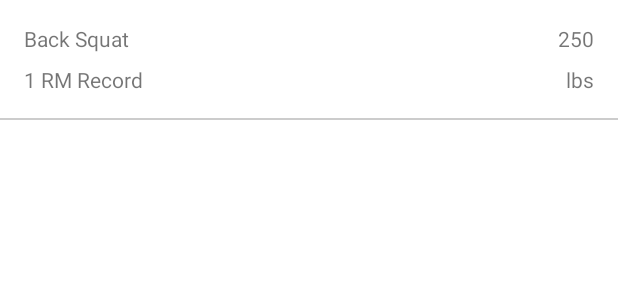
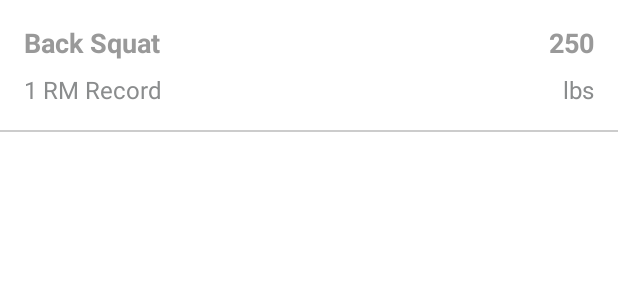
Before and after one commit to jcave/FitBod, an Android app: the layout adapter_workout.xml on its own in the app's theme, with its tools: preview values and no code run, on a phone screen of 412 x 824 dp. Shown: the top 300 px of the screen. Run offline under Robolectric (Android 15) with nearby library versions, the phone set to English and light mode, and no system bars.

```diff
--- a/app/src/main/java/com/fitbod/demo/db/dao/WorkoutDao.kt
+++ b/app/src/main/java/com/fitbod/demo/db/dao/WorkoutDao.kt
@@ -10,12 +10,12 @@ import com.fitbod.demo.db.models.Workout
 @Dao
 interface WorkoutDao {
     @Insert(onConflict = OnConflictStrategy.REPLACE)
-    fun insertAllMovements(workouts: List<Workout>)
+    fun insertWorkouts(workouts: List<Workout>)
 
     @Query("SELECT * FROM Workout WHERE id=:id ")
     fun getById(id: Int): LiveData<Workout>
 
     @Query("SELECT * FROM Workout")
-    fun getAll(): LiveData<List<Workout>>
+    fun getAll(): List<Workout>
 
 }
--- a/app/src/main/java/com/fitbod/demo/db/models/Workout.kt
+++ b/app/src/main/java/com/fitbod/demo/db/models/Workout.kt
@@ -7,7 +7,7 @@ import androidx.room.PrimaryKey
 class Workout(
 
     @PrimaryKey(autoGenerate = true)
-    var id: Int = 0,
+    val id: Int = 0,
     var name: String = ""
 
 )
--- a/app/src/main/java/com/fitbod/demo/ui/workouts/WorkoutsFragment.kt
+++ b/app/src/main/java/com/fitbod/demo/ui/workouts/WorkoutsFragment.kt
@@ -32,6 +32,9 @@ class WorkoutsFragment : Fragment() {
 
         workoutsFragmentViewModel.userWorkouts.observe(viewLifecycleOwner, { userWorkouts ->
             updateAdapter(userWorkouts)
+            if (userWorkouts.isEmpty()) {
+                binding.buttonLoad.visibility = View.VISIBLE
+            }
         })
 
         workoutAdapter = WorkoutsAdapter(emptyList())
@@ -44,6 +47,7 @@ class WorkoutsFragment : Fragment() {
 
         binding.buttonLoad.setOnClickListener {
             binding.progressBar.visibility = View.VISIBLE
+            binding.buttonLoad.visibility = View.INVISIBLE
             workoutsFragmentViewModel.populateDatabase()
         }
 
--- a/app/src/main/res/layout/adapter_workout.xml
+++ b/app/src/main/res/layout/adapter_workout.xml
@@ -7,10 +7,13 @@
 
     <TextView
         android:id="@+id/txtWorkout"
+        style="@style/TextPrimary"
         android:layout_width="wrap_content"
         android:layout_height="wrap_content"
         android:layout_marginStart="16dp"
         android:layout_marginTop="16dp"
+        android:textSize="18sp"
+        android:textStyle="bold"
         app:layout_constraintStart_toStartOf="parent"
         app:layout_constraintTop_toTopOf="parent"
         tools:text="Back Squat" />
@@ -23,17 +26,22 @@
         android:layout_marginTop="8dp"
         android:layout_marginBottom="16dp"
         android:text="1 RM Record"
+        android:textColor="@color/secondaryGrey"
+        android:textSize="16sp"
         app:layout_constraintBottom_toTopOf="@+id/divider"
         app:layout_constraintStart_toStartOf="parent"
         app:layout_constraintTop_toBottomOf="@+id/txtWorkout" />
 
     <TextView
         android:id="@+id/txtRecord"
+        style="@style/TextPrimary"
         android:layout_width="0dp"
         android:layout_height="wrap_content"
         android:layout_marginTop="16dp"
         android:layout_marginEnd="16dp"
         android:textAlignment="textEnd"
+        android:textSize="18sp"
+        android:textStyle="bold"
         app:layout_constraintEnd_toEndOf="parent"
         app:layout_constraintStart_toEndOf="@+id/txtWorkout"
         app:layout_constraintTop_toTopOf="parent"
@@ -47,6 +55,8 @@
         android:layout_marginEnd="16dp"
         android:text="lbs"
         android:textAlignment="textEnd"
+        android:textColor="@color/secondaryGrey"
+        android:textSize="16sp"
         app:layout_constraintEnd_toEndOf="parent"
         app:layout_constraintStart_toEndOf="@+id/txtMaxLabel"
         app:layout_constraintTop_toBottomOf="@+id/txtRecord" />
--- a/app/src/main/res/values-night/themes.xml
+++ b/app/src/main/res/values-night/themes.xml
@@ -11,12 +11,16 @@
         <item name="colorOnSecondary">@color/black</item>
         <!-- Status bar color. -->
         <item name="android:statusBarColor" tools:targetApi="l">?attr/colorPrimaryVariant</item>
-        <!-- Customize your theme here. -->
+        <item name="android:colorBackground">@color/darkBackground</item>
     </style>
 
 
     <style name="Divider">
-        <item name="android:background">@color/lighterGrey</item>
+        <item name="android:background">@color/dividerDark</item>
+    </style>
+
+    <style name="TextPrimary">
+        <item name="android:textColor">@color/greyDark</item>
     </style>
 
 </resources>
--- a/app/src/main/res/values/colors.xml
+++ b/app/src/main/res/values/colors.xml
@@ -9,5 +9,10 @@
     <color name="white">#FFFFFFFF</color>
     <color name="fitbod_red">#FFF26A5D</color>
     <color name="fitbod_red_darker">#FFD95144</color>
-    <color name="lighterGrey">#cccccc</color>
+    <color name="dividerLight">#cccccc</color>
+    <color name="dividerDark">#3A3F41</color>
+    <color name="secondaryGrey">#8A8C8D</color>
+    <color name="greyDark">#DDDDDD</color>
+    <color name="greyLight">#999999</color>
+    <color name="darkBackground">#23282A</color>
 </resources>
--- a/app/src/main/res/values/themes.xml
+++ b/app/src/main/res/values/themes.xml
@@ -24,7 +24,11 @@
     <style name="Theme.FitbodDemo.PopupOverlay" parent="ThemeOverlay.AppCompat.Light" />
 
     <style name="Divider">
-        <item name="android:background">@color/lighterGrey</item>
+        <item name="android:background">@color/dividerLight</item>
+    </style>
+
+    <style name="TextPrimary">
+        <item name="android:textColor">@color/greyLight</item>
     </style>
 
 </resources>
```
Also changed, not shown: app/src/main/java/com/fitbod/demo/db/models/UserDataRecord.kt (added, +9 -0 lines), app/src/main/java/com/fitbod/demo/db/repository/WorkoutRepository.kt (+71 -20 lines).
